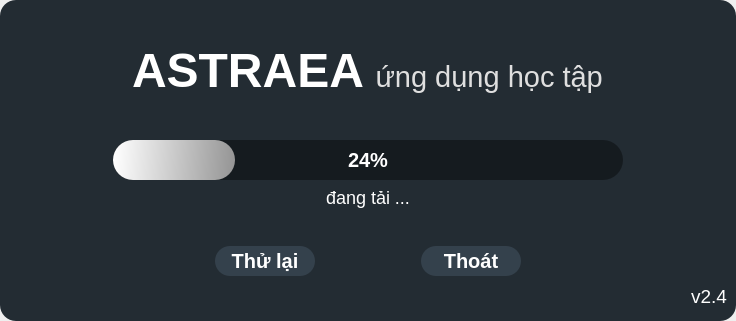
The window that UI_Files/Loading_Screen.ui (hoangm960/Astraea) describes before a commit, drawn with Qt 5.
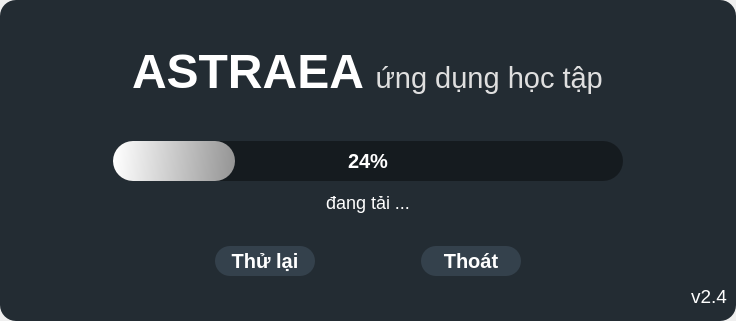
The same window after the commit.

Diff of the .ui file:
```diff
--- a/UI_Files/Loading_Screen.ui
+++ b/UI_Files/Loading_Screen.ui
@@ -69,13 +69,13 @@
          <property name="minimumSize">
           <size>
            <width>470</width>
-           <height>60</height>
+           <height>80</height>
           </size>
          </property>
          <property name="maximumSize">
           <size>
            <width>16777215</width>
-           <height>60</height>
+           <height>16777215</height>
           </size>
          </property>
          <property name="styleSheet">
@@ -142,13 +142,13 @@
          <property name="minimumSize">
           <size>
            <width>718</width>
-           <height>22</height>
+           <height>30</height>
           </size>
          </property>
          <property name="maximumSize">
           <size>
            <width>16777215</width>
-           <height>22</height>
+           <height>16777215</height>
           </size>
          </property>
          <property name="styleSheet">
```
